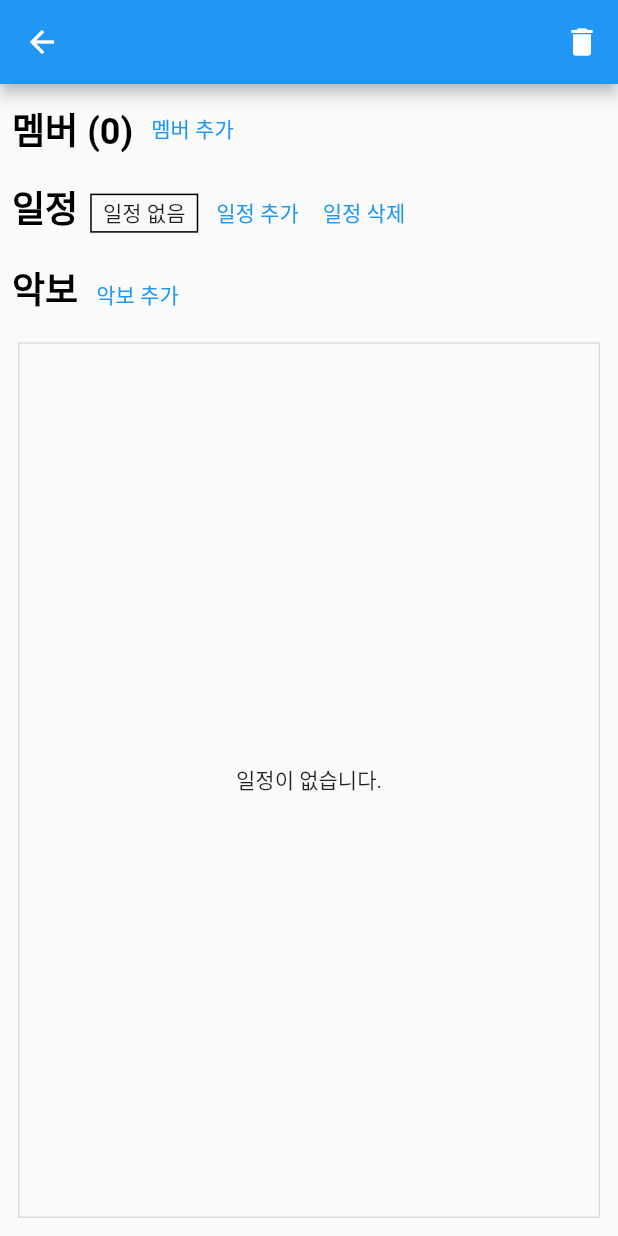
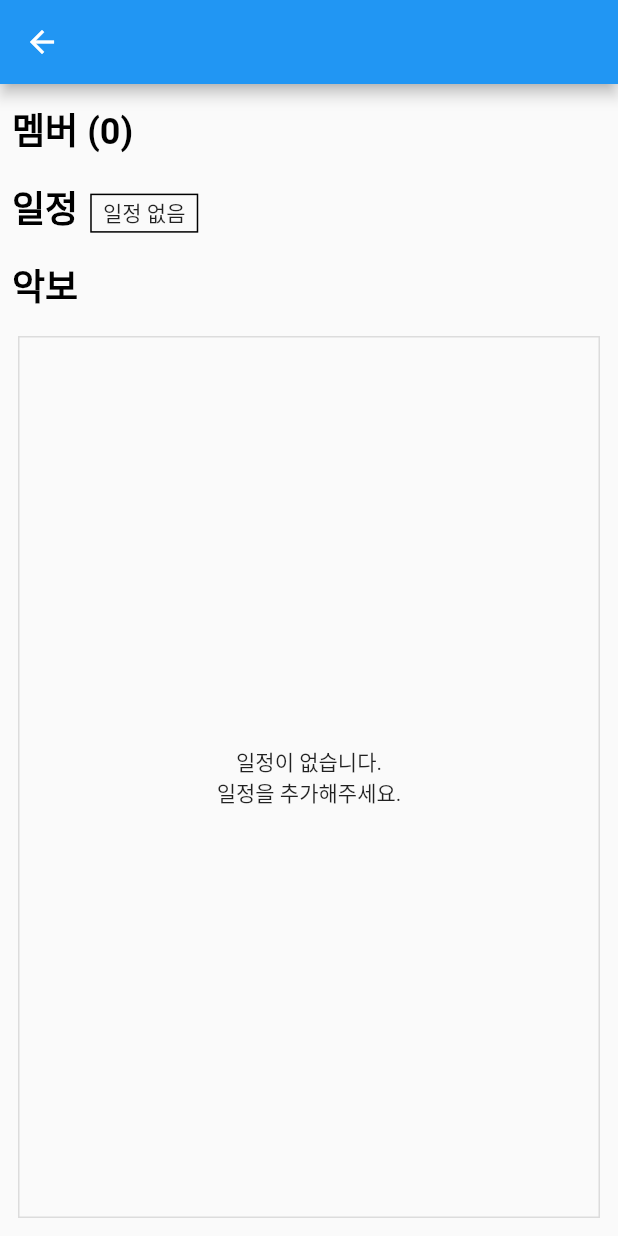
Before and after one commit to kckc0608/Chord-Everdu, a Flutter app: the GroupDetail screen opened directly with empty values, on a phone screen of 412 x 824 dp. Run offline on Flutter 3.47's test engine with Material 2 defaults, Android fonts, the phone set to English and light mode, and no system bars; our stand-ins replace cloud_firestore, dotted_border, dropdown_button2, firebase_auth, firebase_core, google_sign_in and 1 more; accounts and stored records are empty.

Commit message:
FEAT: 그룹 수정 권한 부여
그룹 멤버가 아닌 사람이 그룹 삭제/멤버 관리/일정 관리/악보 관리를 할 수 있었던
문제가 있었음.
이제 그룹 매니저만 위 행위를 할 수 있게 권한을 구분함.

```diff
--- a/lib/page/common_widget/section_content.dart
+++ b/lib/page/common_widget/section_content.dart
@@ -3,17 +3,18 @@ import 'package:flutter/material.dart';
 class SectionContent extends StatelessWidget {
   final Widget child;
   final double? height;
+  final EdgeInsetsGeometry? margin;
   final EdgeInsetsGeometry? contentPadding;
-
   const SectionContent(
-      {super.key, required this.child, this.height, this.contentPadding});
+      {super.key, required this.child, this.height, this.margin, this.contentPadding});
 
   @override
   Widget build(BuildContext context) {
     return Padding(
-      padding: contentPadding ?? const EdgeInsets.all(8.0),
+      padding: margin ?? const EdgeInsets.all(8.0),
       child: Container(
         height: height,
+        padding: contentPadding,
         decoration: BoxDecoration(
           border: Border.all(style: BorderStyle.solid, color: Colors.black12),
         ),
--- a/lib/page/group_detail/group_detail.dart
+++ b/lib/page/group_detail/group_detail.dart
@@ -1,6 +1,7 @@
 import 'package:chord_everdu/delegate/sheet_search_for_group_set_list_delegate.dart';
 import 'package:chord_everdu/page/common_widget/section_content.dart';
 import 'package:chord_everdu/page/common_widget/section_title.dart';
+import 'package:chord_everdu/page/group/group.dart';
 import 'package:chord_everdu/page/group_detail/widget/add_new_member_dialog.dart';
 import 'package:chord_everdu/page/group_detail/widget/delete_group_check_dialog.dart';
 import 'package:chord_everdu/page/group_detail/widget/delete_schedule_check_dialog.dart';
@@ -10,28 +11,86 @@ import 'package:chord_everdu/page/group_detail/widget/member_list_item.dart';
 import 'package:chord_everdu/page/group_detail/widget/new_schecule_dialog.dart';
 import 'package:cloud_firestore/cloud_firestore.dart';
 import 'package:dropdown_button2/dropdown_button2.dart';
+import 'package:firebase_auth/firebase_auth.dart';
 import 'package:flutter/material.dart';
 import 'package:logger/logger.dart';
 
 class GroupDetail extends StatefulWidget {
   final String groupID, groupName;
+
   const GroupDetail({super.key, required this.groupName, required this.groupID});
 
   @override
   State<GroupDetail> createState() => _GroupDetailState();
 }
 
+enum GroupAuthority { manager, member, reader }
+
 class _GroupDetailState extends State<GroupDetail> {
   int dropDownValue = 0;
+  GroupAuthority groupAuthority = GroupAuthority.reader;
   final _db = FirebaseFirestore.instance;
+  final User user = FirebaseAuth.instance.currentUser!;
   late VoidCallback onDeleteGroup;
+
   @override
   Widget build(BuildContext context) {
+    return StreamBuilder<DocumentSnapshot>(
+        stream: _db.collection('group_list').doc(widget.groupID).snapshots(),
+        builder: (context, snapshot) {
+          List<dynamic> members = [];
+          List<dynamic> managers = [];
+
+          if (snapshot.hasData) {
+            var doc = snapshot.data!.data() as Map<String, dynamic>;
+            members = doc['member'];
+            managers = doc['manager'];
+          }
+
+          onDeleteGroup = () async {
+            await FirebaseFirestore.instance.collection('group_list').doc(widget.groupID).delete().then((value) {
+              Logger().i("그룹이 삭제되었습니다.");
+
+              /// 그룹 하나 삭제하면 멤버 돌면서 그 멤버의 group_in을 도는게 맞나
+              for (String userEmail in members) {
+                _db.collection('user_list').doc(userEmail).update({
+                  "group_in": FieldValue.arrayRemove([
+                    {
+                      "group_id": widget.groupID,
+                      "group_name": widget.groupName,
+                    }
+                  ])
+                }).then((value) => Logger().i("유저에서도 그룹 삭제됨"));
+              }
+
+              for (String userEmail in managers) {
+                _db.collection('user_list').doc(userEmail).update({
+                  "group_in": FieldValue.arrayRemove([
+                    {
+                      "group_id": widget.groupID,
+                      "group_name": widget.groupName,
+                    }
+                  ])
+                }).then((value) => Logger().i("유저에서도 그룹 삭제됨"));
+              }
+            }, onError: (e) => Logger().e(e));
+            Navigator.of(context).pop();
+            Navigator.of(context).pop();
+          };
+
+          if (managers.contains(user.email!)) {
+            groupAuthority = GroupAuthority.manager;
+          } else if (members.contains(user.email!)) {
+            groupAuthority = GroupAuthority.member;
+          }
+
           return Scaffold(
             appBar: AppBar(
               title: Text(widget.groupName),
-        actions: [
-          IconButton(onPressed: () {
+              actions: groupAuthority == GroupAuthority.manager
+                  ? [
+                      IconButton(
+                          onPressed: () {
                             showDialog(
                               context: context,
                               builder: (context) => DeleteGroupCheckDialog(
@@ -39,99 +98,61 @@ class _GroupDetailState extends State<GroupDetail> {
                                 onDeleteGroup: onDeleteGroup,
                               ),
                             );
-          }, icon: const Icon(Icons.delete,))
-        ],
+                          },
+                          icon: const Icon(
+                            Icons.delete,
+                          ))
+                    ]
+                  : null,
             ),
             body: SafeArea(
               child: Padding(
                 padding: const EdgeInsets.all(4.0),
-          child: StreamBuilder<DocumentSnapshot>(
-              stream: _db.collection('group_list').doc(widget.groupID).snapshots(),
-              builder: (context, snapshot) {
-                if (snapshot.connectionState == ConnectionState.waiting) {
-                  return const Center(child: CircularProgressIndicator());
-                }
-
-                var doc = snapshot.data!.data() as Map<String, dynamic>;
-                List<dynamic> members = doc['member'];
-                List<dynamic> managers = doc['manager'];
-
-                onDeleteGroup = () async {
-                  await FirebaseFirestore.instance
-                      .collection('group_list')
-                      .doc(widget.groupID)
-                      .delete().then((value) {
-                    Logger().i("그룹이 삭제되었습니다.");
-                    /// 그룹 하나 삭제하면 멤버 돌면서 그 멤버의 group_in을 도는게 맞나
-                    for (String userEmail in members) {
-                      _db.collection('user_list')
-                          .doc(userEmail)
-                          .update({
-                        "group_in": FieldValue.arrayRemove([{
-                          "group_id": widget.groupID,
-                          "group_name": widget.groupName,
-                        }])
-                      }).then((value) => Logger().i("유저에서도 그룹 삭제됨"));
-                    }
-
-                    for (String userEmail in managers) {
-                      _db.collection('user_list')
-                          .doc(userEmail)
-                          .update({
-                        "group_in": FieldValue.arrayRemove([{
-                          "group_id": widget.groupID,
-                          "group_name": widget.groupName,
-                        }])
-                      }).then((value) => Logger().i("유저에서도 그룹 삭제됨"));
-                    }
-                  }, onError: (e) => Logger().e(e));
-                  Navigator.of(context).pop();
-                  Navigator.of(context).pop();
-                };
-
-                return Column(
+                child: snapshot.connectionState == ConnectionState.waiting
+                    ? const Center(child: CircularProgressIndicator())
+                    : Column(
                         mainAxisSize: MainAxisSize.min,
                         crossAxisAlignment: CrossAxisAlignment.stretch,
                         children: [
                           Row(
                             children: [
                               SectionTitle("멤버 (${members.length + managers.length})"),
-                        TextButton(
-                          child: const Text("멤버 추가"),
+                              groupAuthority == GroupAuthority.manager
+                                  ? TextButton(
+                                      child: const Text(
+                                        "멤버 추가",
+                                        style: TextStyle(fontWeight: FontWeight.bold),
+                                      ),
                                       onPressed: () {
                                         showDialog(
                                           context: context,
-                              builder: (context) =>
-                                  AddNewMemberDialog(groupID: widget.groupID),
+                                          builder: (context) => AddNewMemberDialog(groupID: widget.groupID),
                                         );
                                       },
                                     )
+                                  : const SizedBox.shrink(),
                             ],
                           ),
                           Wrap(
-                      children: managers.map((memberEmail) =>
-                          ManagerListItem(managerEmail: memberEmail,)).toList(),
+                            children: managers
+                                .map((managerEmail) => ManagerListItem(
+                                      managerEmail: managerEmail,
+                                    ))
+                                .toList(),
                           ),
                           Wrap(
-                      children: members.map((memberEmail) =>
-                          MemberListItem(
+                            children: members
+                                .map((memberEmail) => MemberListItem(
                                       memberEmail: memberEmail,
-                            onTapDelete: () async {
-                              await FirebaseFirestore.instance.collection('group_list')
-                                  .doc(widget.groupID)
-                                  .update({"member": FieldValue.arrayRemove([memberEmail])})
-                                  .then((value) {
-                                Logger().i("멤버 $memberEmail 가 삭제되었습니다.");
-                              },onError: (e) => Logger().e(e));
-                              Navigator.of(context).pop();
-                            },
-                          )).toList(),
+                                      groupID: widget.groupID,
+                                      groupAuthority: groupAuthority,
+                                    ))
+                                .toList(),
                           ),
                           Expanded(
                             child: StreamBuilder(
-                        stream: _db.collection('group_list')
-                            .doc(widget.groupID)
-                            .collection('set_lists').snapshots(),
+                              stream:
+                                  _db.collection('group_list').doc(widget.groupID).collection('set_lists').snapshots(),
                               builder: (context, snapshot) {
                                 if (snapshot.connectionState == ConnectionState.waiting) {
                                   return const Center(child: CircularProgressIndicator());
@@ -155,8 +176,9 @@ class _GroupDetailState extends State<GroupDetail> {
                                             ),
                                             child: setLists.isNotEmpty
                                                 ? DropdownButton2<int>(
-                                              items: List.generate(setLists.length, (index) =>
-                                                DropdownMenuItem(
+                                                    items: List.generate(
+                                                        setLists.length,
+                                                        (index) => DropdownMenuItem(
                                                               value: index,
                                                               child: Text(setLists[index].id),
                                                             )),
@@ -170,16 +192,19 @@ class _GroupDetailState extends State<GroupDetail> {
                                                     isDense: true,
                                                     underline: Container(),
                                                   )
-                                          :
-                                      const SizedBox(
+                                                : const SizedBox(
                                                     height: 24,
                                                     width: 70,
                                                     child: Center(child: Text("일정 없음")),
                                                   ),
                                           ),
                                         ),
-                                  TextButton(
-                                    child: const Text("일정 추가"),
+                                        groupAuthority == GroupAuthority.manager
+                                            ? TextButton(
+                                                child: const Text(
+                                                  "일정 추가",
+                                                  style: TextStyle(fontWeight: FontWeight.bold),
+                                                ),
                                                 onPressed: () {
                                                   showDialog(
                                                     context: context,
@@ -188,35 +213,35 @@ class _GroupDetailState extends State<GroupDetail> {
                                                     ),
                                                   );
                                                 },
-                                  ),
-                                  TextButton(
-                                    child: const Text("일정 삭제"),
+                                              )
+                                            : const SizedBox.shrink(),
+                                        groupAuthority == GroupAuthority.manager
+                                            ? TextButton(
+                                                child: const Text("일정 삭제",
+                                                    style: TextStyle(
+                                                        fontWeight: FontWeight.bold, color: Colors.redAccent)),
                                                 onPressed: () {
                                                   showDialog(
                                                     context: context,
-                                        builder: (context) =>
-                                            DeleteScheduleCheckDialog(
-                                                onDeleteGroup: () {
-                                                  _db.collection('group_list')
+                                                    builder: (context) => DeleteScheduleCheckDialog(onDeleteGroup: () {
+                                                      _db
+                                                          .collection('group_list')
                                                           .doc(widget.groupID)
                                                           .collection('set_lists')
                                                           .doc(setLists[dropDownValue].id)
                                                           .delete()
-                                                      .then(
-                                                        (value) {
+                                                          .then((value) {
                                                         setState(() {
                                                           dropDownValue = 0;
                                                         });
                                                         Logger().i("일정이 삭제되었습니다.");
                                                         Navigator.of(context).pop();
-                                                        },
-                                                    onError: (e) => Logger().e(e)
-                                                  );
-                                                }
-                                            ),
+                                                      }, onError: (e) => Logger().e(e));
+                                                    }),
                                                   );
                                                 },
-                                  ),
+                                              )
+                                            : const SizedBox.shrink(),
                                       ],
                                     ),
                                     Row(
@@ -224,19 +249,36 @@ class _GroupDetailState extends State<GroupDetail> {
                                       textBaseline: TextBaseline.alphabetic,
                                       children: [
                                         const SectionTitle("악보"),
-                                  TextButton(onPressed: () {
-                                    showSearch(context: context, delegate: SheetSearchFroGroupSetListDelegate(
+                                        groupAuthority == GroupAuthority.manager
+                                            ? TextButton(
+                                                onPressed: setLists.isNotEmpty
+                                                    ? () {
+                                                        showSearch(
+                                                            context: context,
+                                                            delegate: SheetSearchFroGroupSetListDelegate(
                                                               groupID: widget.groupID,
                                                               setList: setLists[dropDownValue].id,
                                                             ));
-                                  }, child: const Text("악보 추가"))
+                                                      }
+                                                    : null,
+                                                child: const Text("악보 추가",
+                                                    style: TextStyle(
+                                                      fontWeight: FontWeight.bold,
+                                                    )))
+                                            : const SizedBox.shrink(),
                                       ],
                                     ),
                                     Expanded(
                                       child: SectionContent(
+                                        contentPadding: const EdgeInsets.symmetric(vertical: 4.0),
                                         child: setLists.isNotEmpty
                                             ? StreamBuilder(
-                                      stream: _db.collection('group_list').doc(widget.groupID).collection('set_lists').doc(setLists[dropDownValue].id).snapshots(),
+                                                stream: _db
+                                                    .collection('group_list')
+                                                    .doc(widget.groupID)
+                                                    .collection('set_lists')
+                                                    .doc(setLists[dropDownValue].id)
+                                                    .snapshots(),
                                                 builder: (context, snapshot) {
                                                   if (snapshot.connectionState == ConnectionState.waiting) {
                                                     return const Center(child: CircularProgressIndicator());
@@ -259,31 +301,33 @@ class _GroupDetailState extends State<GroupDetail> {
                                                               sheetID: ref.id,
                                                               title: sheet['title'],
                                                               singer: sheet["singer"],
-                                                    onDelete: () {
+                                                              onDelete: groupAuthority == GroupAuthority.manager
+                                                                  ? () {
                                                                       sheets.removeAt(index);
-                                                      _db.collection('group_list')
+                                                                      _db
+                                                                          .collection('group_list')
                                                                           .doc(widget.groupID)
                                                                           .collection('set_lists')
                                                                           .doc(setLists[dropDownValue].id)
-                                                          .update({"sheets": sheets})
-                                                          .then(
+                                                                          .update({"sheets": sheets}).then(
                                                                         (value) => Logger().i("set list updated"),
                                                                         onError: (e) {
                                                                           Logger().e(e);
                                                                         },
                                                                       );
-                                                    },
+                                                                    }
+                                                                  : null,
                                                             );
-                                                }
-                                            );
+                                                          });
                                                     },
                                                     separatorBuilder: (context, index) => const Divider(),
                                                     itemCount: sheets.length,
                                                   );
-                                      }
-                                  )
-                                      : const Center(child: Text("일정이 없습니다."),),
-                                )
+                                                })
+                                            : const Center(
+                                                child: Text("일정이 없습니다.\n일정을 추가해주세요.", textAlign: TextAlign.center),
+                                              ),
+                                      ),
                                     )
                                   ],
                                 );
@@ -291,11 +335,10 @@ class _GroupDetailState extends State<GroupDetail> {
                             ),
                           ),
                         ],
-                );
-              }
                       ),
               ),
             ),
           );
+        });
   }
 }
```
Also changed, not shown: lib/page/common_widget/tag.dart (added, +43 -0 lines), lib/page/group_detail/widget/group_detail_sheet_list_item.dart (+20 -12 lines), lib/page/group_detail/widget/member_list_item.dart (+23 -8 lines). Lines whose indentation alone changed are shown as unchanged.
